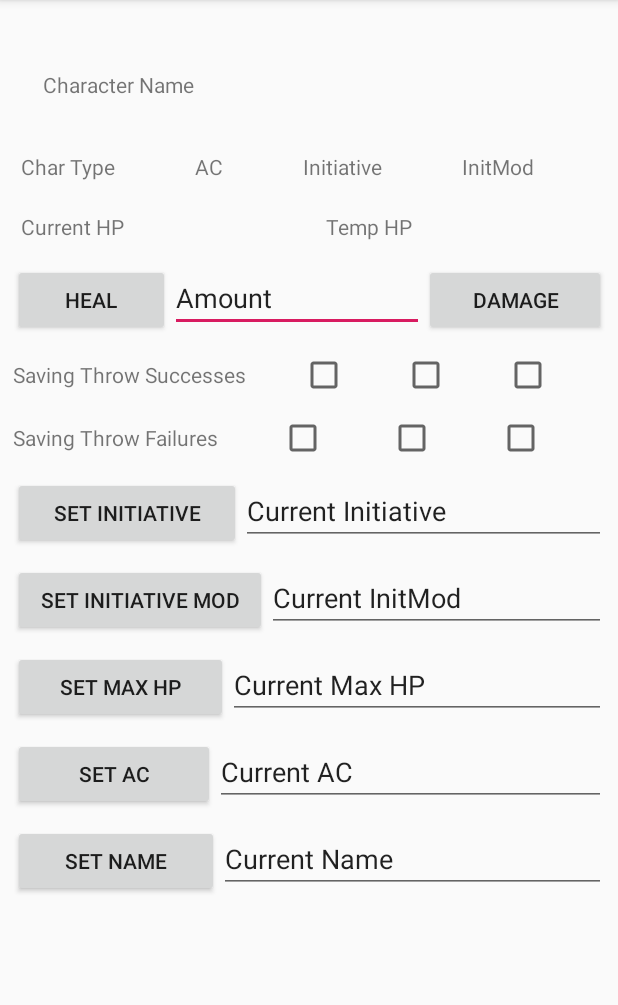
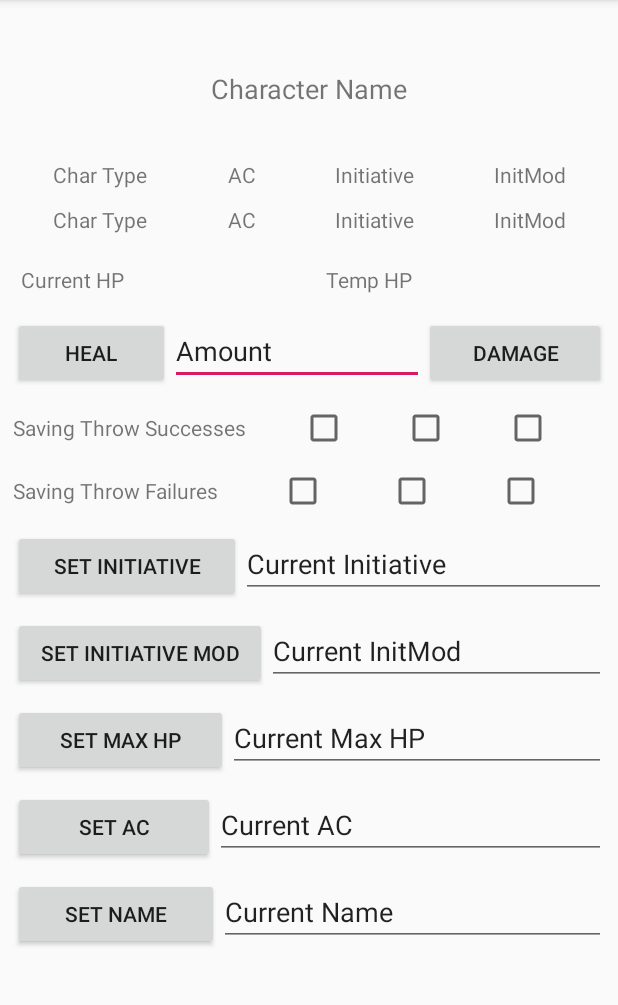
Before and after one commit to ngraham20/DnD-CombatTracker, an Android app: the CharacterActivity screen opened directly, with no data from a screen before it, on a phone screen of 412 x 824 dp, the part 84-1089 px from its top. Run offline under Robolectric (Android 15) with nearby library versions, the phone set to English and light mode, and no system bars; 30 statements that could not run were skipped.

Commit message:
visuals for combat's character list

```diff
--- a/DnDCombatTracker/app/src/main/res/layout/activity_character.xml
+++ b/DnDCombatTracker/app/src/main/res/layout/activity_character.xml
@@ -34,7 +34,9 @@
                     android:layout_width="wrap_content"
                     android:layout_height="match_parent"
                     android:layout_weight="1"
-                    android:text="Character Name" />
+                    android:text="Character Name"
+                    android:textAlignment="center"
+                    android:textSize="18sp" />
             </LinearLayout>
 
             <LinearLayout
@@ -42,7 +44,6 @@
                 android:layout_width="match_parent"
                 android:layout_height="match_parent"
                 android:layout_marginTop="10dp"
-                android:layout_marginBottom="10dp"
                 android:orientation="horizontal">
 
                 <TextView
@@ -51,7 +52,8 @@
                     android:layout_height="wrap_content"
                     android:layout_margin="5dp"
                     android:layout_weight="1"
-                    android:text="Char Type" />
+                    android:text="Char Type"
+                    android:textAlignment="center" />
 
                 <TextView
                     android:id="@+id/armorClass"
@@ -59,7 +61,8 @@
                     android:layout_height="wrap_content"
                     android:layout_margin="5dp"
                     android:layout_weight="1"
-                    android:text="AC" />
+                    android:text="AC"
+                    android:textAlignment="center" />
 
                 <TextView
                     android:id="@+id/currentInitiative"
@@ -67,7 +70,8 @@
                     android:layout_height="wrap_content"
                     android:layout_margin="5dp"
                     android:layout_weight="1"
-                    android:text="Initiative" />
+                    android:text="Initiative"
+                    android:textAlignment="center" />
 
                 <TextView
                     android:id="@+id/initiativeMod"
@@ -75,7 +79,53 @@
                     android:layout_height="wrap_content"
                     android:layout_margin="5dp"
                     android:layout_weight="1"
-                    android:text="InitMod" />
+                    android:text="InitMod"
+                    android:textAlignment="center" />
+
+            </LinearLayout>
+
+            <LinearLayout
+                android:id="@+id/MainStatsLayout"
+                android:layout_width="match_parent"
+                android:layout_height="match_parent"
+                android:layout_marginBottom="10dp"
+                android:orientation="horizontal">
+
+                <TextView
+                    android:id="@+id/charTypeDisplay"
+                    android:layout_width="wrap_content"
+                    android:layout_height="wrap_content"
+                    android:layout_margin="5dp"
+                    android:layout_weight="1"
+                    android:text="Char Type"
+                    android:textAlignment="center" />
+
+                <TextView
+                    android:id="@+id/armorClassDisplay"
+                    android:layout_width="wrap_content"
+                    android:layout_height="wrap_content"
+                    android:layout_margin="5dp"
+                    android:layout_weight="1"
+                    android:text="AC"
+                    android:textAlignment="center" />
+
+                <TextView
+                    android:id="@+id/currentInitiativeDisplay"
+                    android:layout_width="wrap_content"
+                    android:layout_height="wrap_content"
+                    android:layout_margin="5dp"
+                    android:layout_weight="1"
+                    android:text="Initiative"
+                    android:textAlignment="center" />
+
+                <TextView
+                    android:id="@+id/initiativeModDisplay"
+                    android:layout_width="wrap_content"
+                    android:layout_height="wrap_content"
+                    android:layout_margin="5dp"
+                    android:layout_weight="1"
+                    android:text="InitMod"
+                    android:textAlignment="center" />
 
             </LinearLayout>
 
```
Also changed, not shown: DnDCombatTracker/app/src/main/java/com/example/dndcombattracker/CharacterActivity.java (+7 -0 lines), DnDCombatTracker/app/src/main/res/layout/activity_combat.xml (+35 -0 lines).
